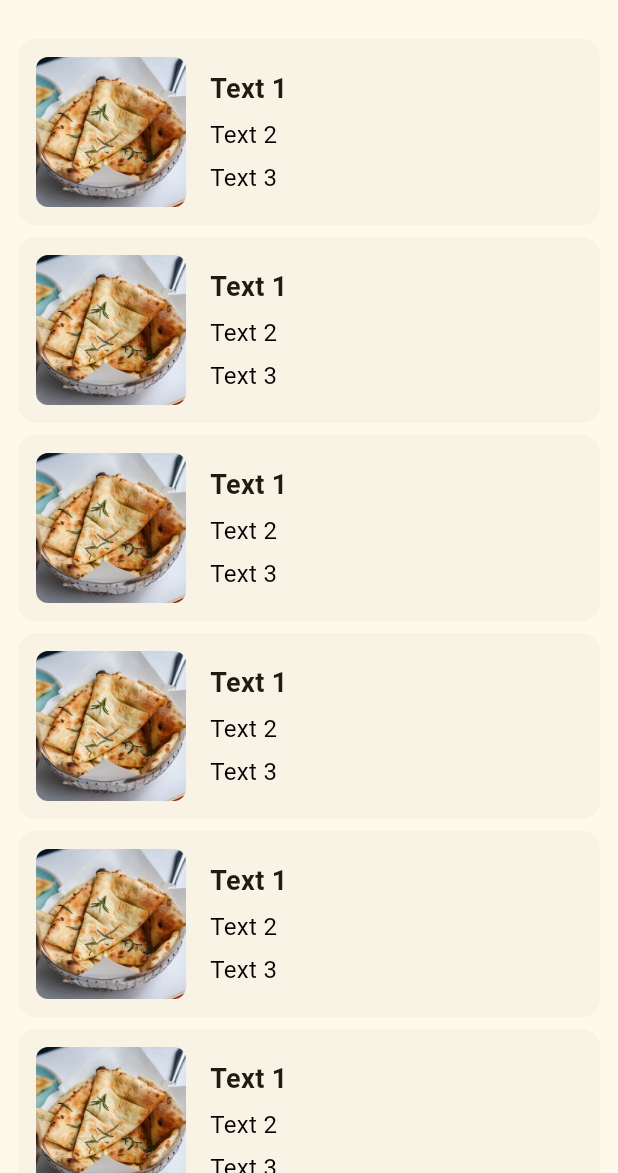
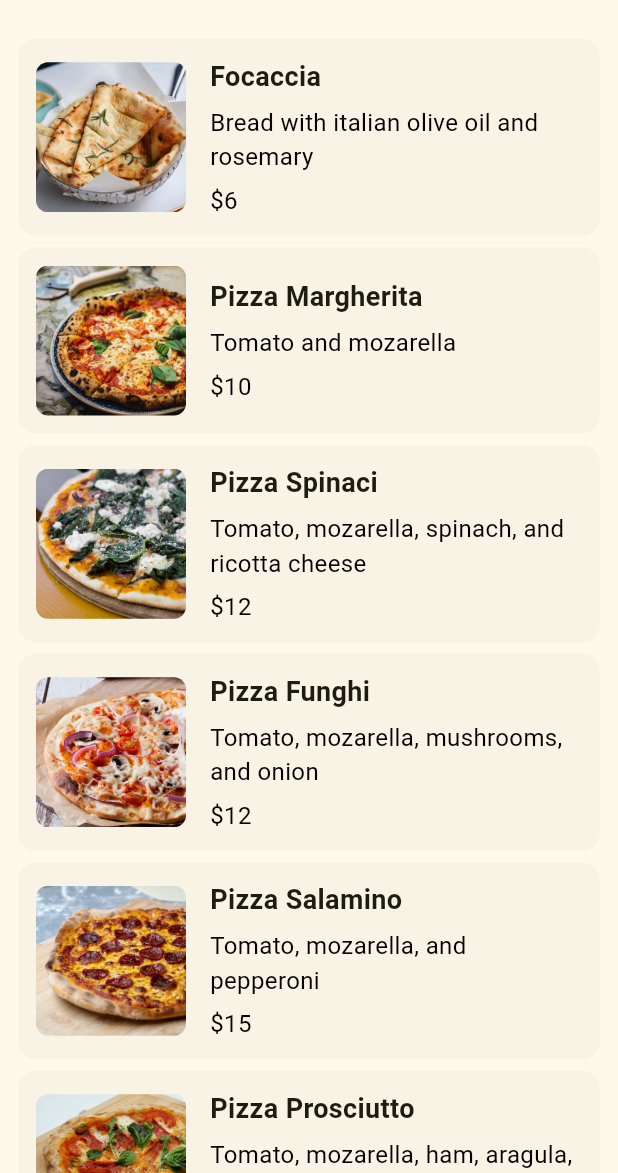
Before and after one commit to juliannamariano/FIAP-flutter-menuPizza, a Flutter app: the screen it shows after launch, on a phone screen of 412 x 824 dp, the part 63-1236 px from its top. Run offline on Flutter 3.47's test engine with Material 3 defaults, Android fonts, the phone set to English and light mode, and no system bars.

Commit message:
Adicionando parametro e finalizando o layout com as pizzas

```diff
--- a/pizza_menu/lib/item.dart
+++ b/pizza_menu/lib/item.dart
@@ -1,7 +1,9 @@
 import 'package:flutter/material.dart';
+import 'package:pizza_menu/pizza_data.dart';
 
 class Item extends StatelessWidget {
-  const Item({super.key});
+  final Pizza pizza;
+  const Item({super.key, required this.pizza});
 
   @override
   Widget build(BuildContext context) {
@@ -14,7 +16,7 @@ class Item extends StatelessWidget {
                   ClipRRect(
                     borderRadius:BorderRadius.circular(8) ,
                     child: Image.asset(
-                      "images/focaccia.jpg",
+                      "images/${pizza.photoName}",
                       width: 100,
                       height: 100,
                     ),
@@ -27,7 +29,7 @@ class Item extends StatelessWidget {
                       crossAxisAlignment: CrossAxisAlignment.start,
                       children: [
                         Text(
-                          "Text 1",
+                          pizza.name,
                           style: TextStyle(
                               fontSize: 18, fontWeight: FontWeight.bold),
                         ),
@@ -35,7 +37,7 @@ class Item extends StatelessWidget {
                           height: 6,
                         ),
                         Text(
-                          "Text 2",
+                          pizza.ingredients,
                           style: TextStyle(
                             fontSize: 16,
                             color: Colors.black,
@@ -45,7 +47,7 @@ class Item extends StatelessWidget {
                           height: 6,
                         ),
                         Text(
-                          "Text 3",
+                          "\$${pizza.price}",
                           style: TextStyle(
                             fontSize: 16,
                             color: Colors.black,
--- a/pizza_menu/lib/menu.dart
+++ b/pizza_menu/lib/menu.dart
@@ -1,6 +1,7 @@
 //stl
 import 'package:flutter/material.dart';
 import 'package:pizza_menu/item.dart';
+import 'package:pizza_menu/pizza_data.dart';
 
 class Menu extends StatelessWidget {
   const Menu({super.key});
@@ -16,12 +17,12 @@ class Menu extends StatelessWidget {
           padding: const EdgeInsets.all(8.0),
           child: Column(
             children: [
-              Item(),
-              Item(),
-              Item(),
-              Item(),
-              Item(),
-              Item(),
+              Item(pizza: pizzaData[0]),
+              Item(pizza: pizzaData[1]),
+              Item(pizza: pizzaData[2]),
+              Item(pizza: pizzaData[3]),
+              Item(pizza: pizzaData[4]),
+              Item(pizza: pizzaData[5]),
             ],
           ),
         ),
--- a/pizza_menu/lib/pizza_data.dart
+++ b/pizza_menu/lib/pizza_data.dart
@@ -0,0 +1,59 @@
+class Pizza {
+  final String name;
+  final String ingredients;
+  final int price;
+  final String photoName;
+  final bool soldOut;
+
+  const Pizza(
+      {required this.name,
+      required this.ingredients,
+      required this.price,
+      required this.photoName,
+      required this.soldOut});
+}
+
+const List<Pizza> pizzaData = [
+  Pizza(
+    name: 'Focaccia',
+    ingredients: 'Bread with italian olive oil and rosemary',
+    price: 6,
+    photoName: 'focaccia.jpg',
+    soldOut: false,
+  ),
+  Pizza(
+    name: 'Pizza Margherita',
+    ingredients: 'Tomato and mozarella',
+    price: 10,
+    photoName: 'margherita.jpg',
+    soldOut: false,
+  ),
+  Pizza(
+    name: 'Pizza Spinaci',
+    ingredients: 'Tomato, mozarella, spinach, and ricotta cheese',
+    price: 12,
+    photoName: 'spinaci.jpg',
+    soldOut: false,
+  ),
+  Pizza(
+    name: 'Pizza Funghi',
+    ingredients: 'Tomato, mozarella, mushrooms, and onion',
+    price: 12,
+    photoName: 'funghi.jpg',
+    soldOut: false,
+  ),
+  Pizza(
+    name: 'Pizza Salamino',
+    ingredients: 'Tomato, mozarella, and pepperoni',
+    price: 15,
+    photoName: 'salamino.jpg',
+    soldOut: true,
+  ),
+  Pizza(
+    name: 'Pizza Prosciutto',
+    ingredients: 'Tomato, mozarella, ham, aragula, and burrata cheese',
+    price: 18,
+    photoName: 'prosciutto.jpg',
+    soldOut: false,
+  ),
+];
```
